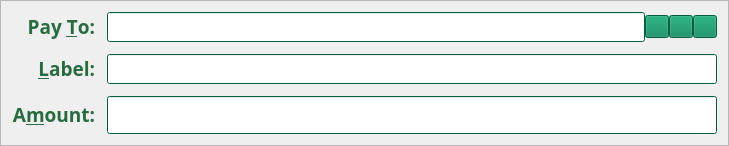
m1ari/EverGreenCoin, file src/qt/forms/sendcoinsentry.ui: the form before one commit.
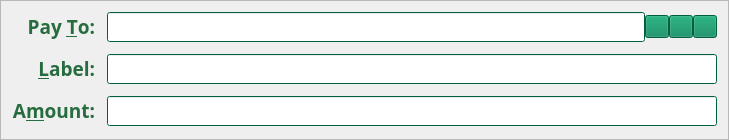
The form after the commit. Icons and pictures are not drawn. Custom widgets are drawn as their Qt base class.

Patch:
```diff
--- a/src/qt/forms/sendcoinsentry.ui
+++ b/src/qt/forms/sendcoinsentry.ui
@@ -3558,7 +3558,7 @@
      <property name="minimumSize">
       <size>
        <width>0</width>
-       <height>38</height>
+       <height>0</height>
       </size>
      </property>
      <property name="baseSize">
```
Left out of the diff: 2 changed lines with no effect on the pictures.
